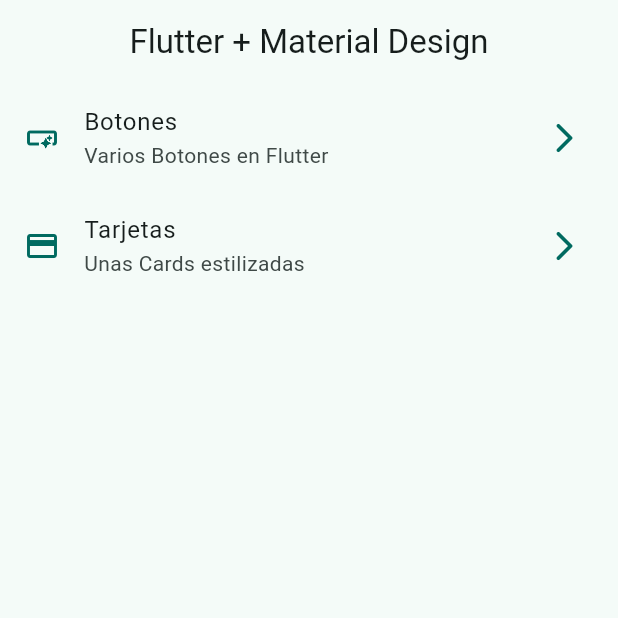
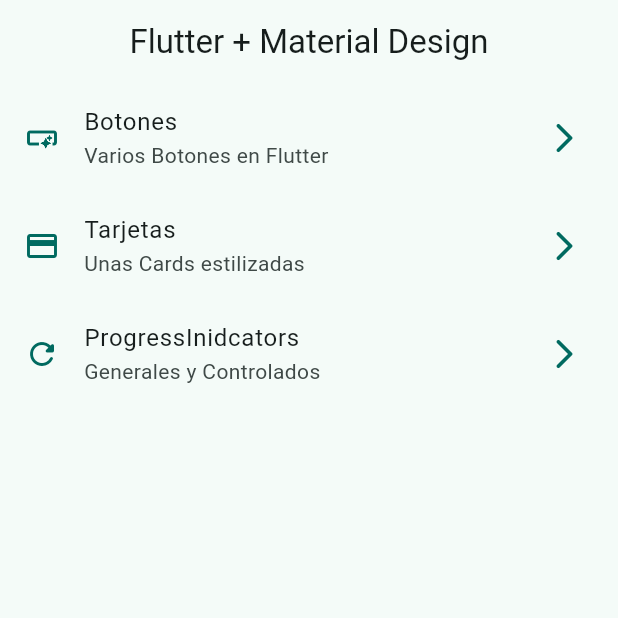
Before and after one commit to ldiazg97/Flutter-Course, a Flutter app: the screen it shows after launch, on a phone screen of 412 x 824 dp, the top half of it. Run offline on Flutter 3.47's test engine with Material 3 defaults, Android fonts, the phone set to English and light mode, and no system bars; our stand-ins replace go_router.

Commit message:
Añadir pantalla de indicadores de progreso y actualizar el menú de navegación

```diff
--- a/lib/config/menu/menu_items.dart
+++ b/lib/config/menu/menu_items.dart
@@ -27,4 +27,10 @@ const appMenuItems = <MenuItems>[
     link: '/cards',
     icon: Icons.credit_card,
   ),
+  MenuItems(
+    title: 'ProgressInidcators',
+    subTitle: 'Generales y Controlados',
+    link: '/progress',
+    icon: Icons.refresh_rounded,
+  ),
 ];
--- a/lib/config/router/app_router.dart
+++ b/lib/config/router/app_router.dart
@@ -11,5 +11,9 @@ final appRouter = GoRouter(
       path: '/buttoms',
       builder: (context, state) => const ButtomsScrenn(),
     ),
+    GoRoute(
+      path: '/progress',
+      builder: (context, state) => const ProgressScreen(),
+    ),
   ],
 );
```
Also changed, not shown: lib/presentations/screens/progress/progress_screen.dart (+65 -1 lines).
